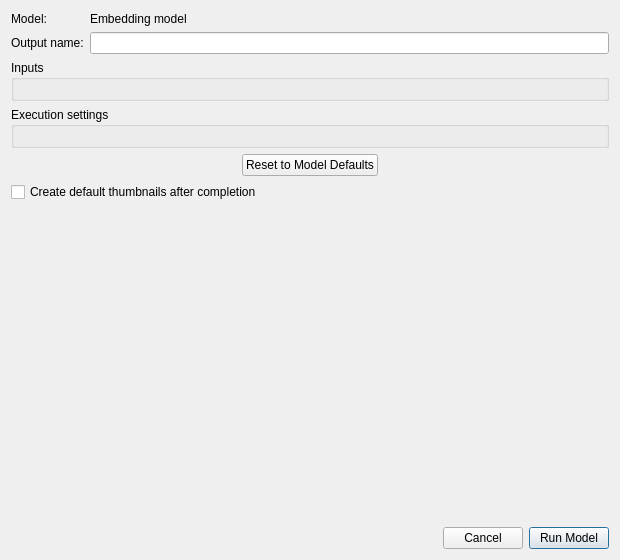
First picture: the form in src/EmbeddingsArea/ui/model_execution_dialog.ui, repository eidora-desktop/EIDORA, before the edit.
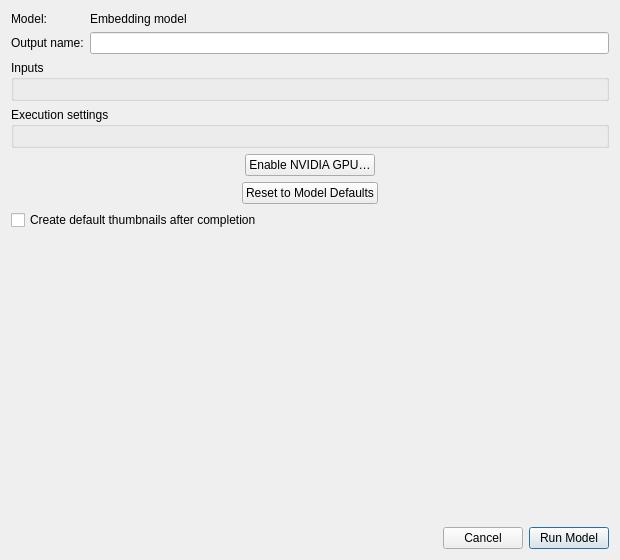
Second picture: the form after the edit.

Commit message: Make Windows and Linux CUDA support an optional download (#48)

Diff of the .ui file:
```diff
--- a/src/EmbeddingsArea/ui/model_execution_dialog.ui
+++ b/src/EmbeddingsArea/ui/model_execution_dialog.ui
@@ -70,6 +70,12 @@
      <layout class="QFormLayout" name="form_parameters"/>
     </widget>
    </item>
+   <item alignment="Qt::AlignmentFlag::AlignHCenter">
+    <widget class="QPushButton" name="button_enable_cuda">
+     <property name="text"><string>Enable NVIDIA GPU…</string></property>
+     <property name="visible"><bool>false</bool></property>
+    </widget>
+   </item>
    <item alignment="Qt::AlignmentFlag::AlignHCenter">
     <widget class="QPushButton" name="button_reset_preparation">
      <property name="text">
```
The commit also changes 24 other files.
